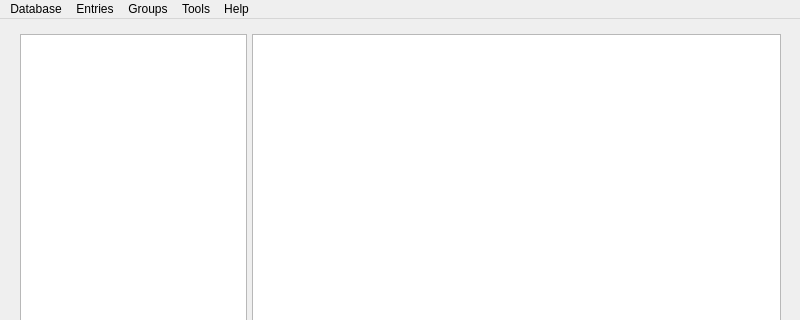
Qt form Forms/MainWindow.ui (AdrianoGoede/PassForge) before a commit; both pictures show x 0 to 800 and y 0 to 320 of the 800 by 600 pixel window.
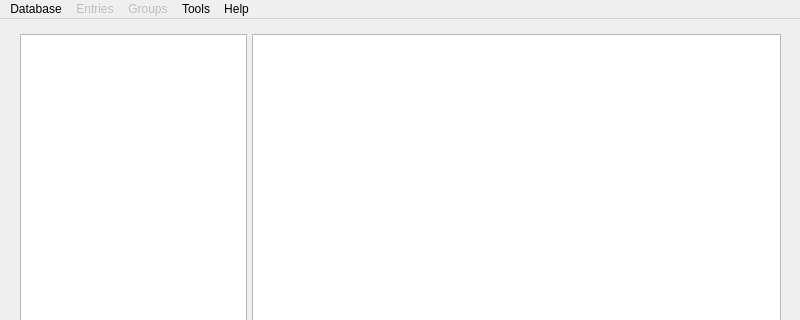
The same form after that commit.

The edit to the form file:
```diff
--- a/Forms/MainWindow.ui
+++ b/Forms/MainWindow.ui
@@ -14,7 +14,7 @@
    <string>PassForge</string>
   </property>
   <widget class="QWidget" name="CentralWidget">
-   <widget class="QWidget" name="">
+   <widget class="QWidget" name="layoutWidget">
     <property name="geometry">
      <rect>
       <x>10</x>
@@ -443,6 +443,9 @@
     <addaction name="ActionApplicationQuit"/>
    </widget>
    <widget class="QMenu" name="MainWindowMenubarMenuEntries">
+    <property name="enabled">
+     <bool>false</bool>
+    </property>
     <property name="title">
      <string>Entries</string>
     </property>
@@ -461,6 +464,9 @@
     <addaction name="ActionPerfomEntryAutoType"/>
    </widget>
    <widget class="QMenu" name="MainWindowMenubarMenuGroups">
+    <property name="enabled">
+     <bool>false</bool>
+    </property>
     <property name="title">
      <string>Groups</string>
     </property>
```
Left out of the diff: 12 changed lines with no effect on the pictures.
